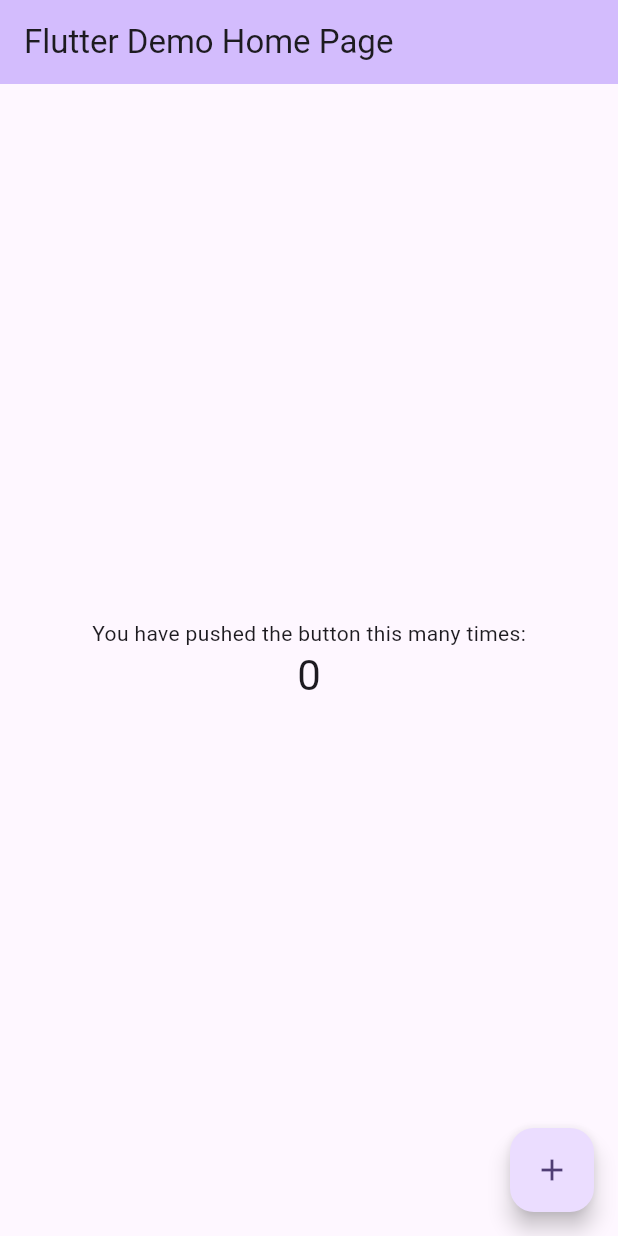
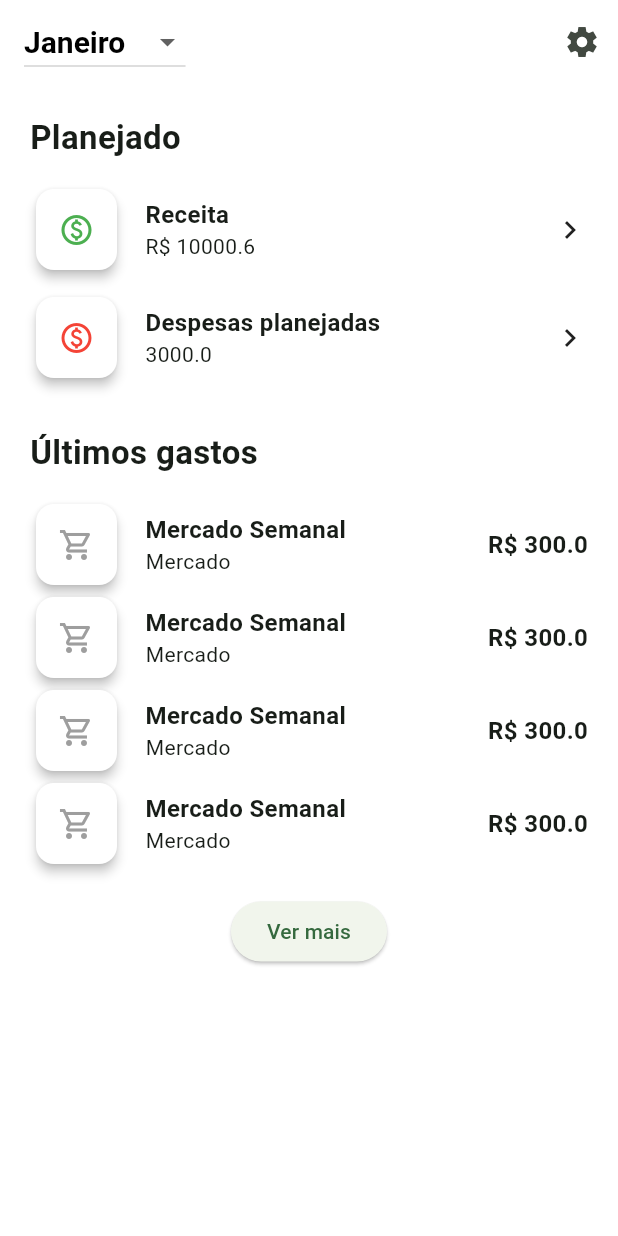
Before and after one commit to EduardoQuaggio/minhacarteira, a Flutter app: the screen it shows after launch, on a phone screen of 412 x 824 dp. Run offline on Flutter 3.47's test engine with Material 3 defaults, Android fonts, the light colour scheme and no system bars.

Commit message:
Implementação inicial da home

```diff
--- /dev/null
+++ b/lib/Presenter/Home/home_page.dart
@@ -0,0 +1,254 @@
+import 'package:flutter/material.dart';
+import 'package:minhacarteira/Presenter/Home/home_state.dart';
+import 'package:minhacarteira/Presenter/Home/home_store.dart';
+
+const List<String> list = <String>["Janeiro", "Fevereiro"];
+
+class HomePage extends StatefulWidget {
+  const HomePage({super.key});
+
+  @override
+  State<HomePage> createState() => _HomePageState();
+}
+
+class _HomePageState extends State<HomePage> {
+  late final store = HomeStore();
+  String dropdownValue = list.first;
+
+  @override
+  void initState() {
+    super.initState();
+    store.addListener(_listners);
+
+    WidgetsBinding.instance.addPostFrameCallback((timeStamp) {
+      store.searchModelData(1);
+    });
+  }
+
+  void _listners() {
+    setState(() {});
+  }
+
+  @override
+  void dispose() {
+    super.dispose();
+  }
+
+  @override
+  Widget build(BuildContext context) {
+    Widget body = Container();
+    final state = store.state;
+
+    if (state is LoadingHomeState || state is InitialHomeState) {
+      body = const Center(child: CircularProgressIndicator());
+    }
+
+    if (state is SuccessHomeState) {
+      final data = state.data;
+      body = Container(
+        color: Colors.white,
+        child: Column(
+          crossAxisAlignment: CrossAxisAlignment.stretch,
+          children: [
+            Container(
+              padding: EdgeInsets.all(20),
+              child: Column(
+                crossAxisAlignment: CrossAxisAlignment.start,
+                children: [
+                  Text(
+                    'Planejado',
+                    style: TextStyle(fontSize: 22, fontWeight: FontWeight.bold),
+                  ),
+                  SizedBox(height: 15),
+                  Column(
+                    crossAxisAlignment: CrossAxisAlignment.start,
+                    children: [
+                      GestureDetector(
+                        onTap: () {
+                          Navigator.of(context).pushNamed('/receitas');
+                        },
+                        child: Row(
+                          children: [
+                            Card(
+                              elevation: 3.0,
+                              color: Colors.white,
+                              child: Padding(
+                                padding: const EdgeInsets.all(15),
+                                child: Icon(
+                                  Icons.paid_outlined,
+                                  color: Colors.green,
+                                ),
+                              ),
+                            ),
+                            SizedBox(width: 15),
+                            Expanded(
+                              child: Column(
+                                crossAxisAlignment: CrossAxisAlignment.start,
+                                children: [
+                                  Text(
+                                    'Receita',
+                                    textAlign: TextAlign.end,
+                                    style: TextStyle(
+                                      fontSize: 16,
+                                      fontWeight: FontWeight.bold,
+                                    ),
+                                  ),
+                                  Text(
+                                    "R\$ " + data.receitaTotal.toString(),
+                                    textAlign: TextAlign.right,
+                                  ),
+                                ],
+                              ),
+                            ),
+                            Icon(Icons.chevron_right),
+                          ],
+                        ),
+                      ),
+                      SizedBox(height: 10),
+                      Row(
+                        children: [
+                          Card(
+                            elevation: 3.0,
+                            color: Colors.white,
+                            child: Padding(
+                              padding: const EdgeInsets.all(15),
+                              child: Icon(
+                                Icons.paid_outlined,
+                                color: Colors.red,
+                              ),
+                            ),
+                          ),
+                          SizedBox(width: 15),
+                          Expanded(
+                            child: Column(
+                              crossAxisAlignment: CrossAxisAlignment.start,
+                              children: [
+                                Text(
+                                  'Despesas planejadas',
+                                  textAlign: TextAlign.end,
+                                  style: TextStyle(
+                                    fontSize: 16,
+                                    fontWeight: FontWeight.bold,
+                                  ),
+                                ),
+                                Text(
+                                  data.despesasTotal.toString(),
+                                  textAlign: TextAlign.right,
+                                ),
+                              ],
+                            ),
+                          ),
+                          Icon(Icons.chevron_right),
+                        ],
+                      ),
+                      SizedBox(height: 10),
+                    ],
+                  ),
+                  SizedBox(height: 20),
+                  Text(
+                    'Últimos gastos',
+                    textAlign: TextAlign.left,
+                    style: TextStyle(fontSize: 22, fontWeight: FontWeight.bold),
+                  ),
+                  SizedBox(height: 15),
+                  SizedBox(
+                    height: 250,
+                    child: ListView.builder(
+                      itemCount: state.data.despesas.length,
+                      itemBuilder: (context, index) {
+                        final model = state.data.despesas[index];
+                        return Row(
+                          children: [
+                            Card(
+                              elevation: 3.0,
+                              color: Colors.white,
+                              child: Padding(
+                                padding: const EdgeInsets.all(15),
+                                child: Icon(
+                                  Icons.shopping_cart_outlined,
+                                  color: Colors.grey,
+                                ),
+                              ),
+                            ),
+                            SizedBox(width: 15),
+                            Expanded(
+                              child: Column(
+                                crossAxisAlignment: CrossAxisAlignment.start,
+                                children: [
+                                  Text(
+                                    model.Nome,
+                                    textAlign: TextAlign.end,
+                                    style: TextStyle(
+                                      fontSize: 16,
+                                      fontWeight: FontWeight.bold,
+                                    ),
+                                  ),
+                                  Text(model.Tipo),
+                                ],
+                              ),
+                            ),
+                            Text(
+                              "R\$ " + model.Valor.toString(),
+                              style: TextStyle(
+                                fontSize: 16,
+                                fontWeight: FontWeight.bold,
+                              ),
+                            ),
+                          ],
+                        );
+                      },
+                    ),
+                  ),
+                  SizedBox(height: 15),
+                  Center(
+                    child: ElevatedButton(
+                      onPressed: () {
+                        store.searchModelData(10);
+                      },
+                      child: Text('Ver mais'),
+                    ),
+                  ),
+                ],
+              ),
+            ),
+          ],
+        ),
+      );
+    }
+
+    if (state is ErrorHomeState) {}
+
+    return Scaffold(
+      appBar: AppBar(
+        title: DropdownButton(
+          borderRadius: BorderRadius.circular(10),
+          elevation: 15,
+          focusColor: Colors.white,
+          dropdownColor: Colors.white,
+          style: TextStyle(
+            fontWeight: FontWeight.bold,
+            color: Colors.black,
+            fontSize: 20,
+          ),
+          value: dropdownValue,
+          items: list.map<DropdownMenuItem<String>>((String value) {
+            return DropdownMenuItem<String>(value: value, child: Text(value));
+          }).toList(),
+          onChanged: (value) => {
+            dropdownValue = value!,
+            store.searchModelData(2),
+          },
+        ),
+        actions: <Widget>[
+          IconButton(
+            icon: const Icon(Icons.settings_sharp),
+            tooltip: 'Configurações',
+            onPressed: () {},
+          ),
+        ],
+        backgroundColor: Colors.white,
+      ),
+      body: body,
+    );
+  }
+}
--- /dev/null
+++ b/lib/Presenter/Home/home_state.dart
@@ -0,0 +1,22 @@
+import 'package:minhacarteira/domain/models/home_model.dart';
+
+abstract class HomeState {}
+
+class InitialHomeState extends SuccessHomeState {
+  InitialHomeState()
+    : super(HomeModel(receitaTotal: 0.0, despesasTotal: 0.0, despesas: []));
+}
+
+class LoadingHomeState implements HomeState {}
+
+class SuccessHomeState implements HomeState {
+  final HomeModel data;
+
+  SuccessHomeState(this.data);
+}
+
+class ErrorHomeState implements HomeState {
+  final String message;
+
+  ErrorHomeState(this.message);
+}
--- /dev/null
+++ b/lib/Presenter/Home/home_store.dart
@@ -0,0 +1,30 @@
+import 'package:flutter/material.dart';
+import 'package:minhacarteira/Presenter/Home/home_state.dart';
+import 'package:minhacarteira/domain/models/depesa_model.dart';
+import 'package:minhacarteira/domain/models/home_model.dart';
+
+class HomeStore extends ChangeNotifier {
+  HomeState state = InitialHomeState();
+
+  Future<void> searchModelData(int mes) async {
+    state = LoadingHomeState();
+    notifyListeners();
+
+    Future.delayed(const Duration(seconds: 9000));
+
+    state = SuccessHomeState(
+      HomeModel(
+        receitaTotal: 10000.60 * mes,
+        despesasTotal: 3000.00 * mes,
+        despesas: [
+          DespesaModel(Nome: "Mercado Semanal", Valor: 300.00, Tipo: 'Mercado'),
+          DespesaModel(Nome: "Mercado Semanal", Valor: 300.00, Tipo: 'Mercado'),
+          DespesaModel(Nome: "Mercado Semanal", Valor: 300.00, Tipo: 'Mercado'),
+          DespesaModel(Nome: "Mercado Semanal", Valor: 300.00, Tipo: 'Mercado'),
+        ],
+      ),
+    );
+
+    notifyListeners();
+  }
+}
--- /dev/null
+++ b/lib/domain/models/depesa_model.dart
@@ -0,0 +1,48 @@
+// ignore_for_file: public_member_api_docs, sort_constructors_first
+import 'dart:convert';
+
+class DespesaModel {
+  final String Nome;
+  final double Valor;
+  final String Tipo;
+
+  DespesaModel({required this.Nome, required this.Valor, required this.Tipo});
+
+  DespesaModel copyWith({String? Nome, double? Valor, String? Tipo}) {
+    return DespesaModel(
+      Nome: Nome ?? this.Nome,
+      Valor: Valor ?? this.Valor,
+      Tipo: Tipo ?? this.Tipo,
+    );
+  }
+
+  Map<String, dynamic> toMap() {
+    return <String, dynamic>{'Nome': Nome, 'Valor': Valor, 'Tipo': Tipo};
+  }
+
+  factory DespesaModel.fromMap(Map<String, dynamic> map) {
+    return DespesaModel(
+      Nome: map['Nome'] as String,
+      Valor: map['Valor'] as double,
+      Tipo: map['Tipo'] as String,
+    );
+  }
+
+  String toJson() => json.encode(toMap());
+
+  factory DespesaModel.fromJson(String source) =>
+      DespesaModel.fromMap(json.decode(source) as Map<String, dynamic>);
+
+  @override
+  String toString() => 'DespesaModel(Nome: $Nome, Valor: $Valor, Tipo: $Tipo)';
+
+  @override
+  bool operator ==(covariant DespesaModel other) {
+    if (identical(this, other)) return true;
+
+    return other.Nome == Nome && other.Valor == Valor && other.Tipo == Tipo;
+  }
+
+  @override
+  int get hashCode => Nome.hashCode ^ Valor.hashCode ^ Tipo.hashCode;
+}
--- /dev/null
+++ b/lib/domain/models/home_model.dart
@@ -0,0 +1,74 @@
+// ignore_for_file: public_member_api_docs, sort_constructors_first
+import 'dart:convert';
+
+import 'package:flutter/foundation.dart';
+
+import 'package:minhacarteira/domain/models/depesa_model.dart';
+
+class HomeModel {
+  double receitaTotal;
+  double despesasTotal;
+  String? receitaDisplay;
+
+  List<DespesaModel> despesas;
+
+  HomeModel({
+    required this.receitaTotal,
+    required this.despesasTotal,
+    required this.despesas,
+  });
+
+  HomeModel copyWith({
+    double? receitaTotal,
+    double? despesasTotal,
+    List<DespesaModel>? despesas,
+  }) {
+    return HomeModel(
+      receitaTotal: receitaTotal ?? this.receitaTotal,
+      despesasTotal: despesasTotal ?? this.despesasTotal,
+      despesas: despesas ?? this.despesas,
+    );
+  }
+
+  Map<String, dynamic> toMap() {
+    return <String, dynamic>{
+      'receitaTotal': receitaTotal,
+      'despesasTotal': despesasTotal,
+      'despesas': despesas.map((x) => x.toMap()).toList(),
+    };
+  }
+
+  factory HomeModel.fromMap(Map<String, dynamic> map) {
+    return HomeModel(
+      receitaTotal: map['receitaTotal'] as double,
+      despesasTotal: map['despesasTotal'] as double,
+      despesas: List<DespesaModel>.from(
+        (map['despesas'] as List<int>).map<DespesaModel>(
+          (x) => DespesaModel.fromMap(x as Map<String, dynamic>),
+        ),
+      ),
+    );
+  }
+
+  String toJson() => json.encode(toMap());
+
+  factory HomeModel.fromJson(String source) =>
+      HomeModel.fromMap(json.decode(source) as Map<String, dynamic>);
+
+  @override
+  String toString() =>
+      'HomeModel(receitaTotal: $receitaTotal, despesasTotal: $despesasTotal, despesas: $despesas)';
+
+  @override
+  bool operator ==(covariant HomeModel other) {
+    if (identical(this, other)) return true;
+
+    return other.receitaTotal == receitaTotal &&
+        other.despesasTotal == despesasTotal &&
+        listEquals(other.despesas, despesas);
+  }
+
+  @override
+  int get hashCode =>
+      receitaTotal.hashCode ^ despesasTotal.hashCode ^ despesas.hashCode;
+}
--- /dev/null
+++ b/lib/domain/models/receita_model.dart
@@ -0,0 +1 @@
+class ReceitaModel {}
--- a/lib/main.dart
+++ b/lib/main.dart
@@ -1,4 +1,5 @@
 import 'package:flutter/material.dart';
+import 'package:minhacarteira/Presenter/Home/home_page.dart';
 
 void main() {
   runApp(const MyApp());
@@ -11,112 +12,17 @@ class MyApp extends StatelessWidget {
   @override
   Widget build(BuildContext context) {
     return MaterialApp(
-      title: 'Flutter Demo',
+      debugShowCheckedModeBanner: false,
+      title: 'Minha Carteira',
       theme: ThemeData(
-        // This is the theme of your application.
-        //
-        // TRY THIS: Try running your application with "flutter run". You'll see
-        // the application has a purple toolbar. Then, without quitting the app,
-        // try changing the seedColor in the colorScheme below to Colors.green
-        // and then invoke "hot reload" (save your changes or press the "hot
-        // reload" button in a Flutter-supported IDE, or press "r" if you used
-        // the command line to start the app).
-        //
-        // Notice that the counter didn't reset back to zero; the application
-        // state is not lost during the reload. To reset the state, use hot
-        // restart instead.
-        //
-        // This works for code too, not just values: Most code changes can be
-        // tested with just a hot reload.
-        colorScheme: ColorScheme.fromSeed(seedColor: Colors.deepPurple),
+        colorScheme: ColorScheme.fromSeed(seedColor: Colors.green.shade200),
       ),
-      home: const MyHomePage(title: 'Flutter Demo Home Page'),
+      initialRoute: '/',
+      routes: <String, WidgetBuilder>{
+        '/': (context) => const HomePage(),
+        // '/receitas': (context) => const PlanejamentoReceita(),
+        // '/despesas': (context) => const Despesas(),
+      },
     );
   }
 }
-
-class MyHomePage extends StatefulWidget {
-  const MyHomePage({super.key, required this.title});
-
-  // This widget is the home page of your application. It is stateful, meaning
-  // that it has a State object (defined below) that contains fields that affect
-  // how it looks.
-
-  // This class is the configuration for the state. It holds the values (in this
-  // case the title) provided by the parent (in this case the App widget) and
-  // used by the build method of the State. Fields in a Widget subclass are
-  // always marked "final".
-
-  final String title;
-
-  @override
-  State<MyHomePage> createState() => _MyHomePageState();
-}
-
-class _MyHomePageState extends State<MyHomePage> {
-  int _counter = 0;
-
-  void _incrementCounter() {
-    setState(() {
-      // This call to setState tells the Flutter framework that something has
-      // changed in this State, which causes it to rerun the build method below
-      // so that the display can reflect the updated values. If we changed
-      // _counter without calling setState(), then the build method would not be
-      // called again, and so nothing would appear to happen.
-      _counter++;
-    });
-  }
-
-  @override
-  Widget build(BuildContext context) {
-    // This method is rerun every time setState is called, for instance as done
-    // by the _incrementCounter method above.
-    //
-    // The Flutter framework has been optimized to make rerunning build methods
-    // fast, so that you can just rebuild anything that needs updating rather
-    // than having to individually change instances of widgets.
-    return Scaffold(
-      appBar: AppBar(
-        // TRY THIS: Try changing the color here to a specific color (to
-        // Colors.amber, perhaps?) and trigger a hot reload to see the AppBar
-        // change color while the other colors stay the same.
-        backgroundColor: Theme.of(context).colorScheme.inversePrimary,
-        // Here we take the value from the MyHomePage object that was created by
-        // the App.build method, and use it to set our appbar title.
-        title: Text(widget.title),
-      ),
-      body: Center(
-        // Center is a layout widget. It takes a single child and positions it
-        // in the middle of the parent.
-        child: Column(
-          // Column is also a layout widget. It takes a list of children and
-          // arranges them vertically. By default, it sizes itself to fit its
-          // children horizontally, and tries to be as tall as its parent.
-          //
-          // Column has various properties to control how it sizes itself and
-          // how it positions its children. Here we use mainAxisAlignment to
-          // center the children vertically; the main axis here is the vertical
-          // axis because Columns are vertical (the cross axis would be
-          // horizontal).
-          //
-          // TRY THIS: Invoke "debug painting" (choose the "Toggle Debug Paint"
-          // action in the IDE, or press "p" in the console), to see the
-          // wireframe for each widget.
-          mainAxisAlignment: MainAxisAlignment.center,
-          children: <Widget>[
-            const Text('You have pushed the button this many times:'),
-            Text(
-              '$_counter',
-              style: Theme.of(context).textTheme.headlineMedium,
-            ),
-          ],
-        ),
-      ),
-      floatingActionButton: FloatingActionButton(
-        onPressed: _incrementCounter,
-        tooltip: 'Increment',
-        child: const Icon(Icons.add),
-      ), // This trailing comma makes auto-formatting nicer for build methods.
-    );
-  }
-}
```
